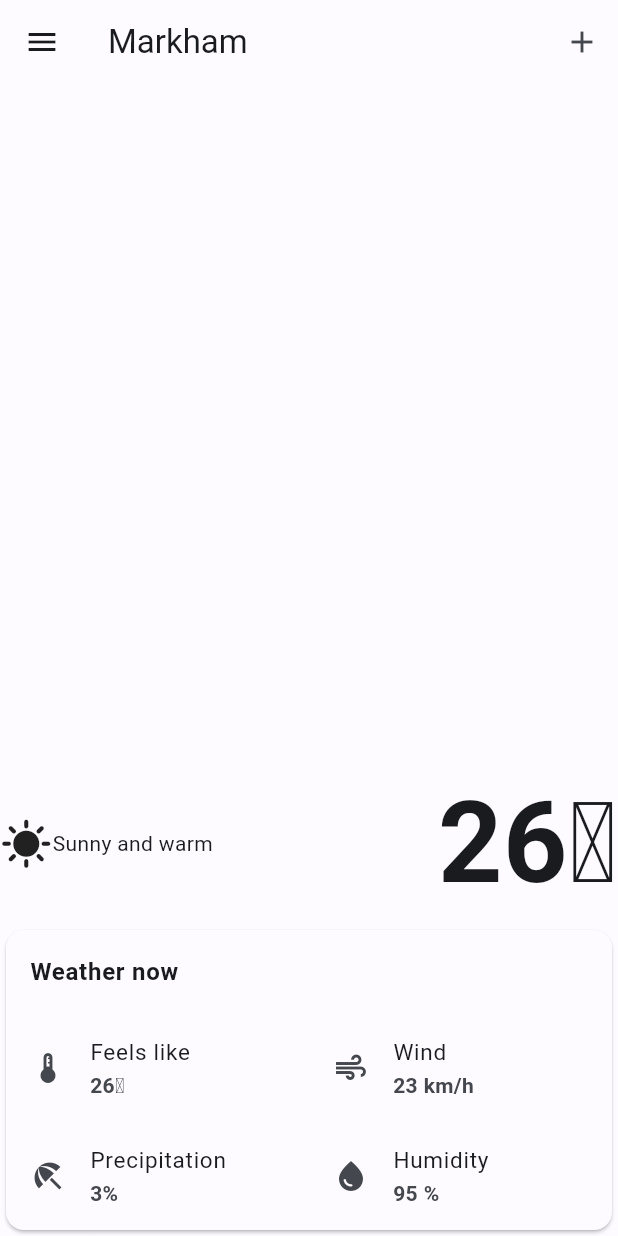
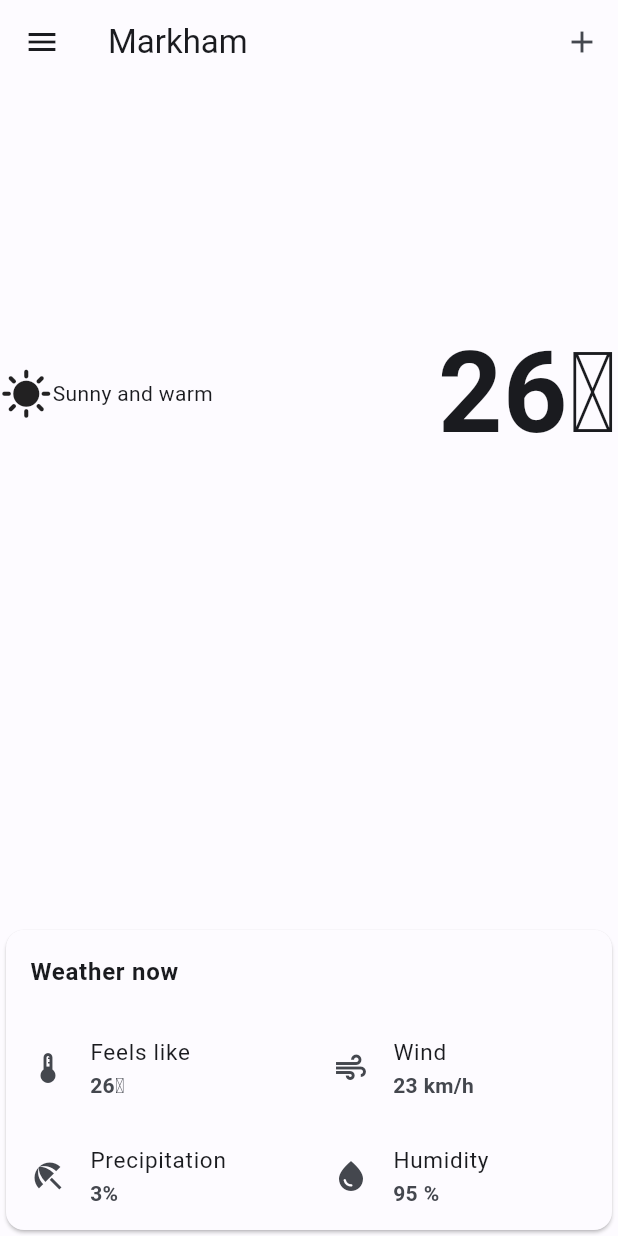
Before and after one commit to conrad-mo/weatherapp, a Flutter app: the screen it shows after launch, on a phone screen of 412 x 824 dp. Run offline on Flutter 3.47's test engine with Material 2 defaults, Android fonts, the light colour scheme and no system bars.

Commit message:
Wrapped with padding for improved UI

```diff
--- a/lib/components/weathermain.dart
+++ b/lib/components/weathermain.dart
@@ -12,6 +12,8 @@ class _WeatherMainContainerState extends State<WeatherMainContainer> {
   Widget build(BuildContext context) {
     return Align(
         alignment: Alignment.topCenter,
+        child: Padding(
+          padding: const EdgeInsets.only(bottom: 300),
           child: Row(
             children: <Widget>[
               const Icon(
@@ -47,6 +49,6 @@ class _WeatherMainContainerState extends State<WeatherMainContainer> {
               ),
             ],
           ),
-    );
+        ));
   }
 }
```
Lines whose indentation alone changed are shown as unchanged.
